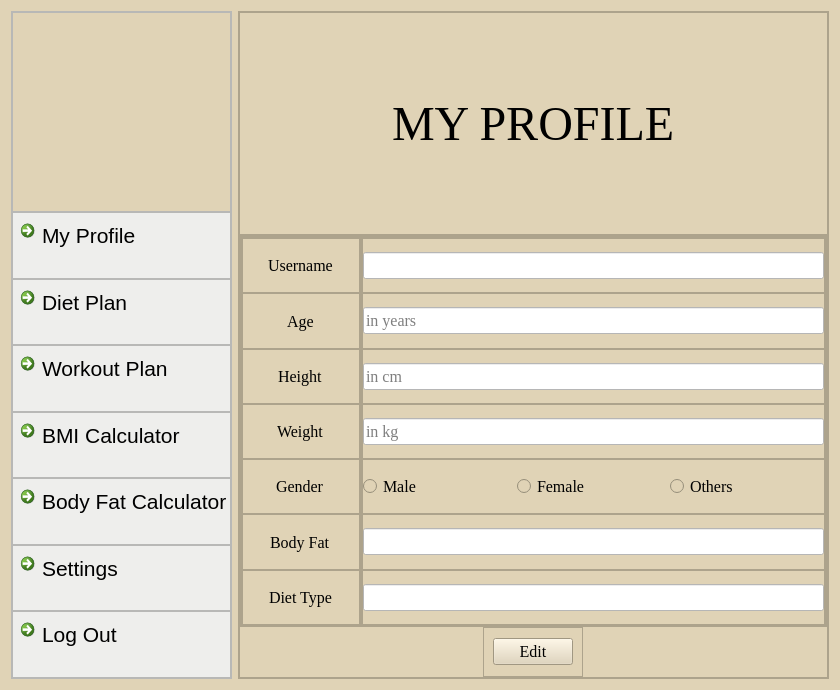
The window that myprofile.ui (skidgefries/rightmeal) describes before a commit, drawn with Qt 5.
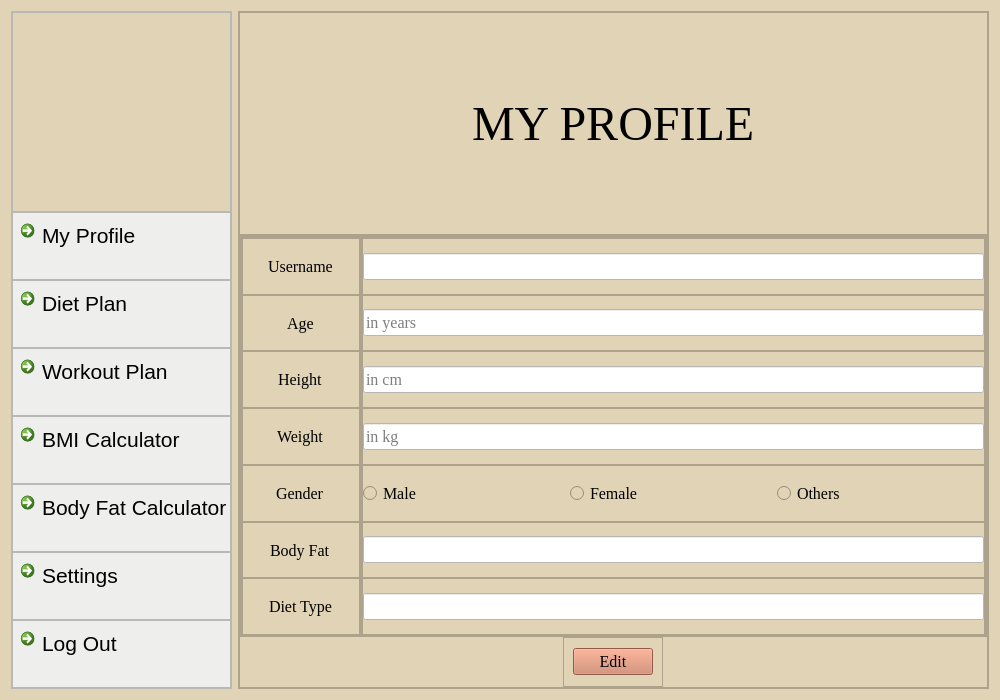
The same window after the commit. Icons and pictures are not drawn.

The edit to the form file:
```diff
--- a/myprofile.ui
+++ b/myprofile.ui
@@ -6,8 +6,8 @@
    <rect>
     <x>0</x>
     <y>0</y>
-    <width>840</width>
-    <height>690</height>
+    <width>1000</width>
+    <height>700</height>
    </rect>
   </property>
   <property name="windowTitle">
@@ -1336,6 +1336,9 @@
                 <pointsize>12</pointsize>
                </font>
               </property>
+              <property name="styleSheet">
+               <string notr="true">background: #cc7f63;</string>
+              </property>
               <property name="text">
                <string>Edit</string>
               </property>
```
Left out of the diff: 6 changed lines with no effect on the pictures.
